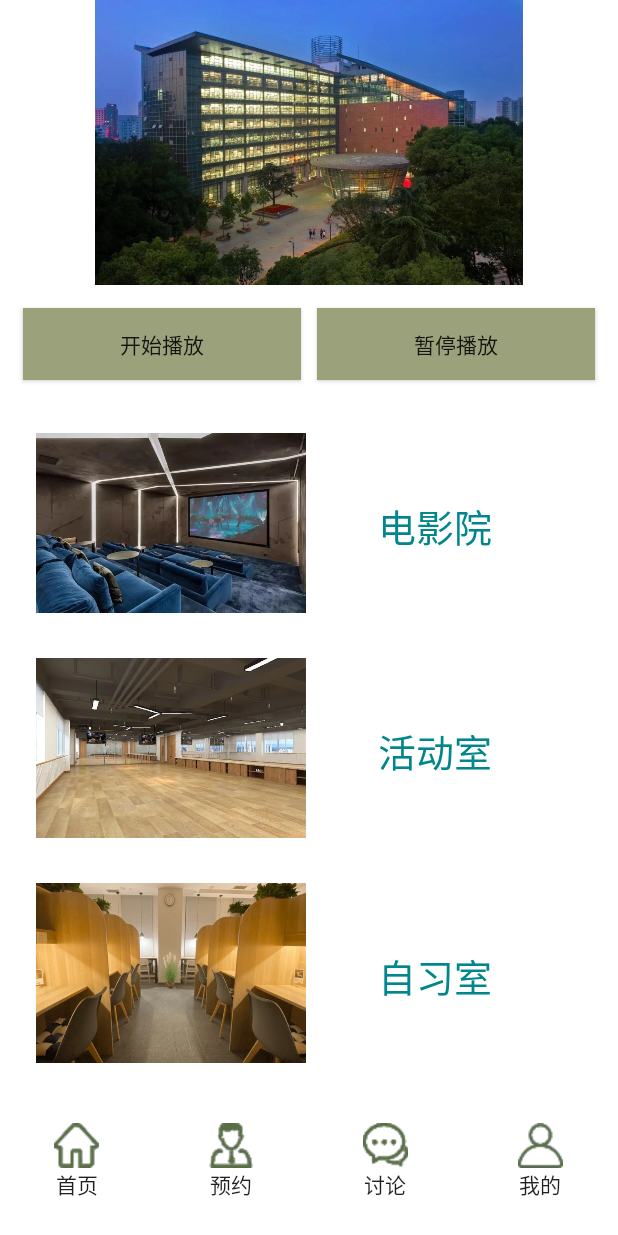
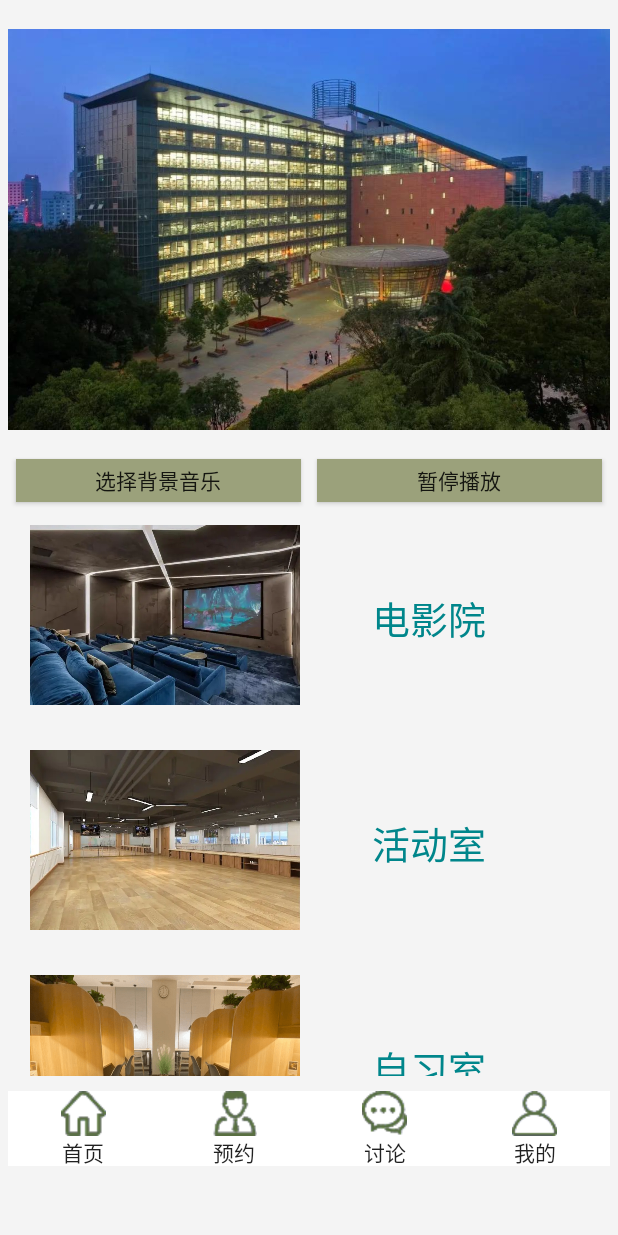
Before and after one commit to yierear/android, an Android app: the screen it shows after launch (MainActivity), on a phone screen of 412 x 824 dp. Run offline under Robolectric (Android 15) with nearby library versions, the phone set to English and light mode, and no system bars.

Commit message:
main布局

```diff
--- a/finnal/app/src/main/res/layout/activity_main.xml
+++ b/finnal/app/src/main/res/layout/activity_main.xml
@@ -10,24 +10,23 @@
     <LinearLayout
         android:layout_width="match_parent"
         android:layout_height="wrap_content"
+        android:layout_margin="5dp"
         android:orientation="vertical">
         <!--顶部固定-->
         <LinearLayout
             android:layout_width="match_parent"
-            android:layout_height="190dp">
+            android:layout_height="295dp">
             <!--轮播图-->
 
             <ViewFlipper
                 android:id="@+id/flipper"
                 android:layout_width="match_parent"
-                android:layout_height="match_parent"
-                android:layout_weight="1">
+                android:layout_height="match_parent">
 
                 <ImageView
                     android:id="@+id/imageView1"
-                    android:layout_width="match_parent"
-                    android:layout_height="180dp"
-                    android:layout_margin="10dp"
+                    android:layout_width="wrap_content"
+                    android:layout_height="wrap_content"
                     android:src="@drawable/lib1" />
 
                 <ImageView
@@ -55,23 +54,24 @@
         <!--音乐-->
         <LinearLayout
             android:layout_width="match_parent"
-            android:layout_height="wrap_content"
-            android:layout_margin="10dp"
+            android:layout_height="39dp"
             android:orientation="horizontal">
+
             <Button
                 android:id="@+id/play_music"
                 android:layout_width="0dp"
                 android:layout_height="wrap_content"
+                android:layout_margin="5dp"
                 android:layout_weight="1"
-                android:layout_margin="5dp"
                 android:background="@color/SmallGreen"
-                android:text="开始播放" />
+                android:text="选择背景音乐" />
+
             <Button
                 android:id="@+id/stop_music"
                 android:layout_width="0dp"
                 android:layout_height="wrap_content"
+                android:layout_margin="5dp"
                 android:layout_weight="1"
-                android:layout_margin="5dp"
                 android:background="@color/SmallGreen"
                 android:text="暂停播放" />
         </LinearLayout>
@@ -79,7 +79,7 @@
 
         <LinearLayout
             android:layout_width="match_parent"
-            android:layout_height="460dp"
+            android:layout_height="367dp"
             android:layout_marginTop="10dp"
             android:orientation="horizontal">
             <!--列表-->
@@ -88,7 +88,6 @@
                 android:id="@+id/homelist"
                 android:layout_width="match_parent"
                 android:layout_height="438dp"
-                android:layout_margin="10dp"
                 android:divider="#00000000"
                 android:dividerHeight="30dp"></ListView>
         </LinearLayout>
--- a/finnal/app/src/main/res/values/themes.xml
+++ b/finnal/app/src/main/res/values/themes.xml
@@ -1,7 +1,7 @@
 <resources xmlns:tools="http://schemas.android.com/tools">
     <!-- Base application theme. -->
     <style name="Theme.Finnal" parent="Theme.MaterialComponents.DayNight.NoActionBar.Bridge">
-        <item name="android:windowBackground">@color/white</item>
+        <item name="android:windowBackground">#F4F4F4</item>
         <!-- Primary brand color. -->
         <item name="colorPrimary">@color/BigGreen</item>
         <item name="colorPrimaryVariant">@color/BigGreen</item>
```
